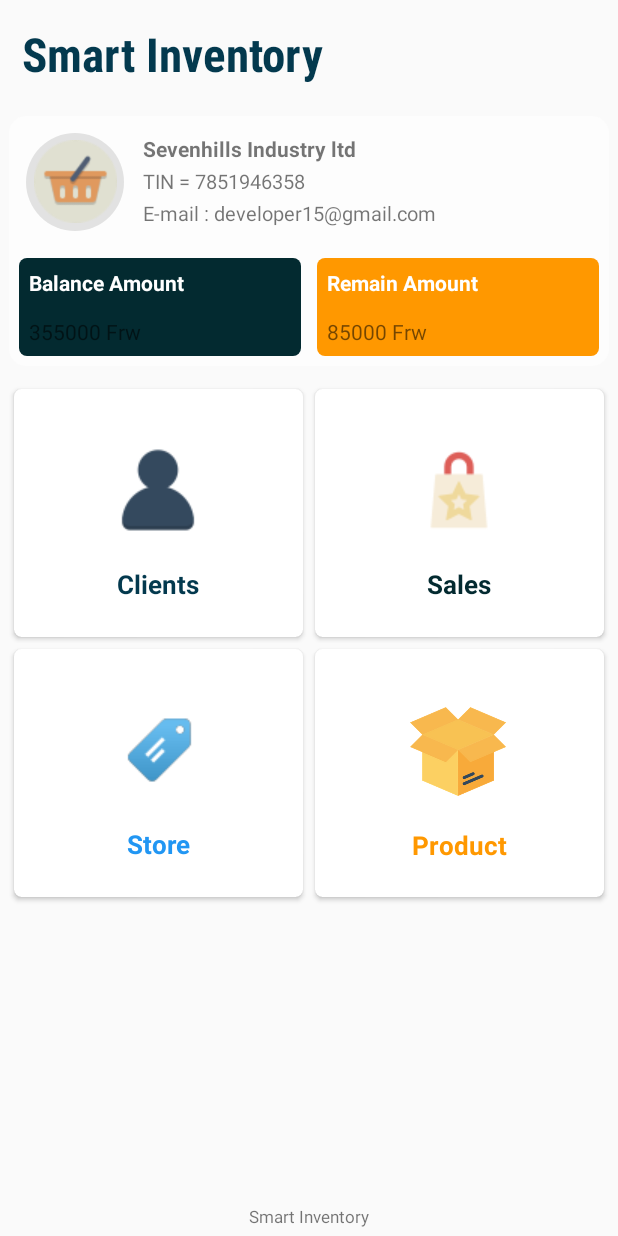
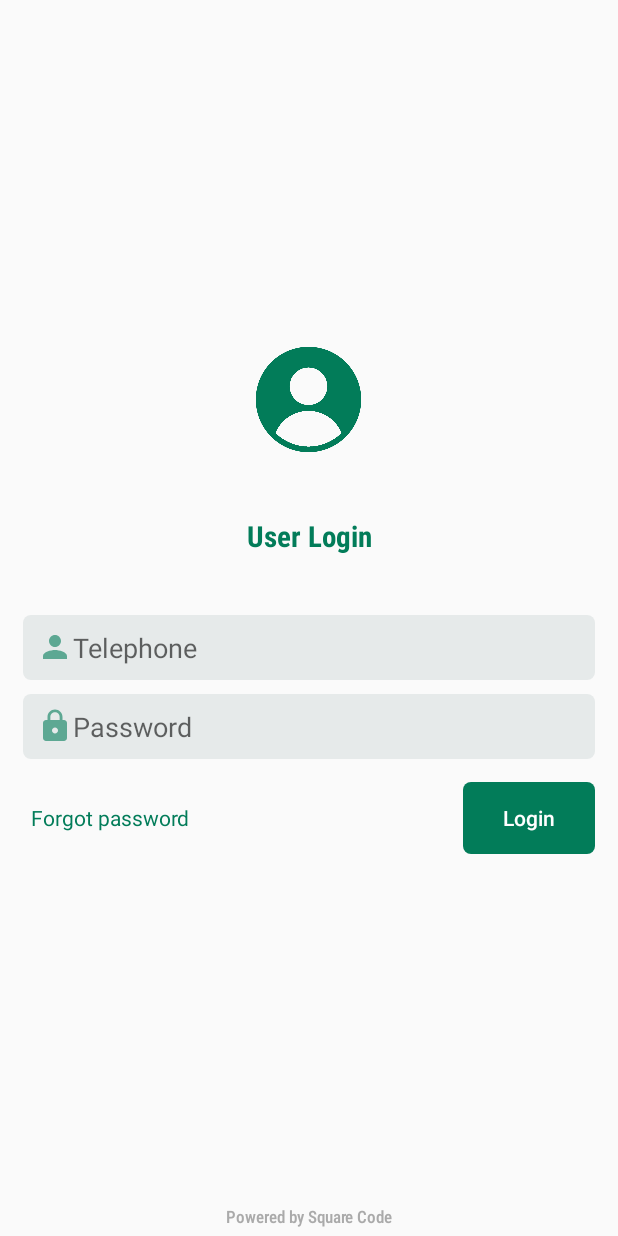
Before and after one commit to niyonkuruelisa/EReport, an Android app: the screen it shows after launch (MainActivity before the commit, LoginActivity after it), on a phone screen of 412 x 824 dp. Run offline under Robolectric (Android 15) with nearby library versions, the phone set to English and light mode, and no system bars.

Commit message:
initial Commit

```diff
--- a/app/src/main/AndroidManifest.xml
+++ b/app/src/main/AndroidManifest.xml
@@ -9,7 +9,8 @@
         android:roundIcon="@mipmap/ic_launcher_round"
         android:supportsRtl="true"
         android:theme="@style/AppTheme">
-        <activity android:name=".activities.SalesDetails"></activity>
+        <activity android:name=".activities.LoginActivity"></activity>
+        <activity android:name=".activities.SalesDetails" />
         <activity android:name=".activities.MainActivity" />
         <activity android:name=".activities.SelectClient" />
         <activity android:name=".activities.SelectProduct" />
--- /dev/null
+++ b/app/src/main/java/com/karake/EReport/activities/LoginActivity.java
@@ -0,0 +1,72 @@
+package com.karake.EReport.activities;
+
+import androidx.appcompat.app.AppCompatActivity;
+
+import android.content.Intent;
+import android.os.Bundle;
+import android.view.View;
+import android.widget.Button;
+import android.widget.EditText;
+import android.widget.Toast;
+
+import com.karake.EReport.R;
+import com.karake.EReport.helpers.EReportDB_Helper;
+import com.karake.EReport.helpers.Seeds;
+import com.karake.EReport.models.User;
+import com.karake.EReport.utils.PrefManager;
+
+public class LoginActivity extends AppCompatActivity {
+
+    EditText ed_telephone;
+    EditText ed_password;
+    EReportDB_Helper db_helper;
+    User current_user,seed_user;
+    Button btn_login;
+    @Override
+    protected void onCreate(Bundle savedInstanceState) {
+        super.onCreate(savedInstanceState);
+        setContentView(R.layout.activity_login);
+
+        db_helper = new EReportDB_Helper(getApplicationContext());
+
+        seed_user = new User();
+//        seed_user.setPassword("12345678");
+//        seed_user.setPhone("0785290539");
+//        seed_user.setEmail("niyonkuruelisa@gmail.com");
+//        seed_user.setName("Niyonkuru Elisa");
+//        new Seeds(getApplicationContext(),seed_user);
+
+        ed_telephone = findViewById(R.id.ed_telephone);
+        ed_password = findViewById(R.id.ed_password);
+        btn_login = findViewById(R.id.btn_login);
+        btn_login.setOnClickListener(new View.OnClickListener() {
+            @Override
+            public void onClick(View view) {
+
+                if(ed_telephone.getText().toString().isEmpty() || ed_password.getText().toString().isEmpty()){
+
+                    Toast.makeText(getApplicationContext(), "Enter Telephone & Password", Toast.LENGTH_SHORT).show();
+
+                }else{
+                    //Toast.makeText(LoginActivity.this, ed_telephone.getText().toString()+" / "+ed_password.getText().toString(), Toast.LENGTH_SHORT).show();
+                    current_user = db_helper.getUserByCredential(ed_telephone.getText().toString(),ed_password.getText().toString());
+
+                    if(current_user != null){
+
+                        Toast.makeText(getApplicationContext(), "Cool! User Found.", Toast.LENGTH_SHORT).show();
+                        new PrefManager(getApplicationContext()).setCurrentUser(current_user.getId());
+                        Intent intent  = new Intent(getApplicationContext(),MainActivity.class);
+                        startActivity(intent);
+                        finish();
+
+                    }else{
+                        Toast.makeText(getApplicationContext(), "User Not Found!", Toast.LENGTH_SHORT).show();
+                    }
+
+                }
+            }
+        });
+
+
+    }
+}
--- a/app/src/main/java/com/karake/EReport/activities/MainActivity.java
+++ b/app/src/main/java/com/karake/EReport/activities/MainActivity.java
@@ -9,6 +9,7 @@ import android.view.View;
 import android.widget.TextView;
 
 import com.karake.EReport.R;
+import com.karake.EReport.utils.PrefManager;
 
 public class MainActivity extends AppCompatActivity {
     CardView lnl_client,lnl_purchased,lnl_store,lnl_product;
@@ -20,6 +21,13 @@ public class MainActivity extends AppCompatActivity {
         setContentView(R.layout.activity_main);
         overridePendingTransition(R.anim.fadein, R.anim.fadeout);
 
+        if(new PrefManager(getApplicationContext()).getCurrentUser() < 1){
+
+            Intent goToLogin = new Intent(this,LoginActivity.class);
+            startActivity(goToLogin);
+            finish();
+
+        }
 
         // prepare initialization
         lnl_client = findViewById(R.id.lnl_client);
--- /dev/null
+++ b/app/src/main/res/drawable/ic_password.xml
@@ -0,0 +1,11 @@
+<vector xmlns:android="http://schemas.android.com/apk/res/android"
+    android:width="24dp"
+    android:height="24dp"
+    android:viewportWidth="24"
+    android:viewportHeight="24"
+    android:tint="#333333"
+    android:alpha="0.6">
+  <path
+      android:fillColor="@android:color/white"
+      android:pathData="M18,8h-1L17,6c0,-2.76 -2.24,-5 -5,-5S7,3.24 7,6v2L6,8c-1.1,0 -2,0.9 -2,2v10c0,1.1 0.9,2 2,2h12c1.1,0 2,-0.9 2,-2L20,10c0,-1.1 -0.9,-2 -2,-2zM12,17c-1.1,0 -2,-0.9 -2,-2s0.9,-2 2,-2 2,0.9 2,2 -0.9,2 -2,2zM15.1,8L8.9,8L8.9,6c0,-1.71 1.39,-3.1 3.1,-3.1 1.71,0 3.1,1.39 3.1,3.1v2z"/>
+</vector>
--- /dev/null
+++ b/app/src/main/res/drawable/ic_person.xml
@@ -0,0 +1,11 @@
+<vector xmlns:android="http://schemas.android.com/apk/res/android"
+    android:width="24dp"
+    android:height="24dp"
+    android:viewportWidth="24"
+    android:viewportHeight="24"
+    android:tint="#333333"
+    android:alpha="0.6">
+  <path
+      android:fillColor="@android:color/white"
+      android:pathData="M12,12c2.21,0 4,-1.79 4,-4s-1.79,-4 -4,-4 -4,1.79 -4,4 1.79,4 4,4zM12,14c-2.67,0 -8,1.34 -8,4v2h16v-2c0,-2.66 -5.33,-4 -8,-4z"/>
+</vector>
--- /dev/null
+++ b/app/src/main/res/drawable/mybutton.xml
@@ -0,0 +1,4 @@
+<?xml version="1.0" encoding="utf-8"?>
+<shape android:tint="@color/primaryColor" android:shape="rectangle" xmlns:android="http://schemas.android.com/apk/res/android">
+    <corners android:radius="5dp"/>
+</shape>
--- /dev/null
+++ b/app/src/main/res/drawable/mybutton_save.xml
@@ -0,0 +1,4 @@
+<?xml version="1.0" encoding="utf-8"?>
+<shape android:tint="@color/orange" android:shape="rectangle" xmlns:android="http://schemas.android.com/apk/res/android">
+    <corners android:radius="35sp"/>
+</shape>
--- /dev/null
+++ b/app/src/main/res/layout/activity_login.xml
@@ -0,0 +1,100 @@
+<?xml version="1.0" encoding="utf-8"?>
+<LinearLayout
+    xmlns:android="http://schemas.android.com/apk/res/android"
+    xmlns:app="http://schemas.android.com/apk/res-auto"
+    xmlns:tools="http://schemas.android.com/tools"
+    android:layout_width="match_parent"
+    android:layout_height="match_parent"
+    android:orientation="vertical"
+    tools:context=".activities.LoginActivity">
+    <LinearLayout
+        android:layout_weight="1"
+        android:layout_width="match_parent"
+        android:layout_height="match_parent"
+        android:layout_gravity="center"
+        android:gravity="center"
+        android:orientation="vertical">
+        <ImageView
+            android:layout_width="75dp"
+            android:layout_height="75dp"
+            android:layout_gravity="center"
+            android:src="@drawable/users"
+            android:tint="@color/primaryColor"
+            android:layout_margin="15dp"/>
+        <TextView
+            android:layout_width="match_parent"
+            android:layout_height="wrap_content"
+            android:padding="9dp"
+            android:textSize="19dp"
+            android:fontFamily="sans-serif-condensed-medium"
+            android:textColor="@color/primaryColor"
+            android:textStyle="bold"
+            android:text="User Login"
+            android:layout_margin="15dp"
+            android:layout_gravity="center"
+            android:gravity="center"/>
+
+        <EditText
+            android:id="@+id/ed_telephone"
+            android:layout_width="match_parent"
+            android:layout_height="wrap_content"
+            android:hint="Telephone"
+            android:layout_marginLeft="15dp"
+            android:layout_marginRight="15dp"
+            android:layout_marginTop="15sp"
+            android:padding="9dp"
+            android:background="@drawable/myedittext"
+            android:drawableLeft="@drawable/ic_person"
+            android:drawableTint="@color/primaryColor"/>
+        <EditText
+            android:id="@+id/ed_password"
+            android:layout_width="match_parent"
+            android:layout_height="wrap_content"
+            android:hint="Password"
+            android:layout_marginLeft="15dp"
+            android:layout_marginRight="15dp"
+            android:layout_marginTop="9dp"
+            android:inputType="textPassword"
+            android:background="@drawable/myedittext"
+            android:padding="9dp"
+            android:drawableLeft="@drawable/ic_password"
+            android:drawableTint="@color/primaryColor"/>
+        <LinearLayout
+            android:layout_width="match_parent"
+            android:layout_height="wrap_content"
+            android:layout_margin="15sp"
+            android:orientation="horizontal">
+            <TextView
+                android:id="@+id/tv_forgot_password"
+                android:layout_width="wrap_content"
+                android:layout_height="wrap_content"
+                android:layout_weight="1"
+                android:layout_gravity="center"
+                android:text="Forgot password"
+                android:textColor="@color/primaryColor"
+                android:padding="5dp"/>
+            <Button
+                android:id="@+id/btn_login"
+                android:layout_width="wrap_content"
+                android:layout_height="wrap_content"
+                android:text="Login"
+                android:background="@drawable/mybutton"
+                android:textAllCaps="false"
+                android:textColor="@color/white"
+                android:layout_gravity="right" />
+        </LinearLayout>
+
+
+
+    </LinearLayout>
+    <TextView
+        android:layout_width="match_parent"
+        android:layout_height="wrap_content"
+        android:padding="5dp"
+        android:textSize="11dp"
+        android:fontFamily="sans-serif-condensed-medium"
+        android:textColor="@android:color/darker_gray"
+        android:text="Powered by Square Code"
+        android:layout_gravity="center"
+        android:gravity="center"/>
+</LinearLayout>
```
Also changed, not shown: app/src/main/java/com/karake/EReport/activities/Sales.java (+8 -2 lines), app/src/main/java/com/karake/EReport/helpers/Seeds.java (added, +15 -0 lines), app/src/main/res/drawable/ic_phone.xml (added, +11 -0 lines), app/src/main/res/drawable/ic_place.xml (added, +11 -0 lines), app/src/main/res/values/colors.xml (+11 -0 lines).
